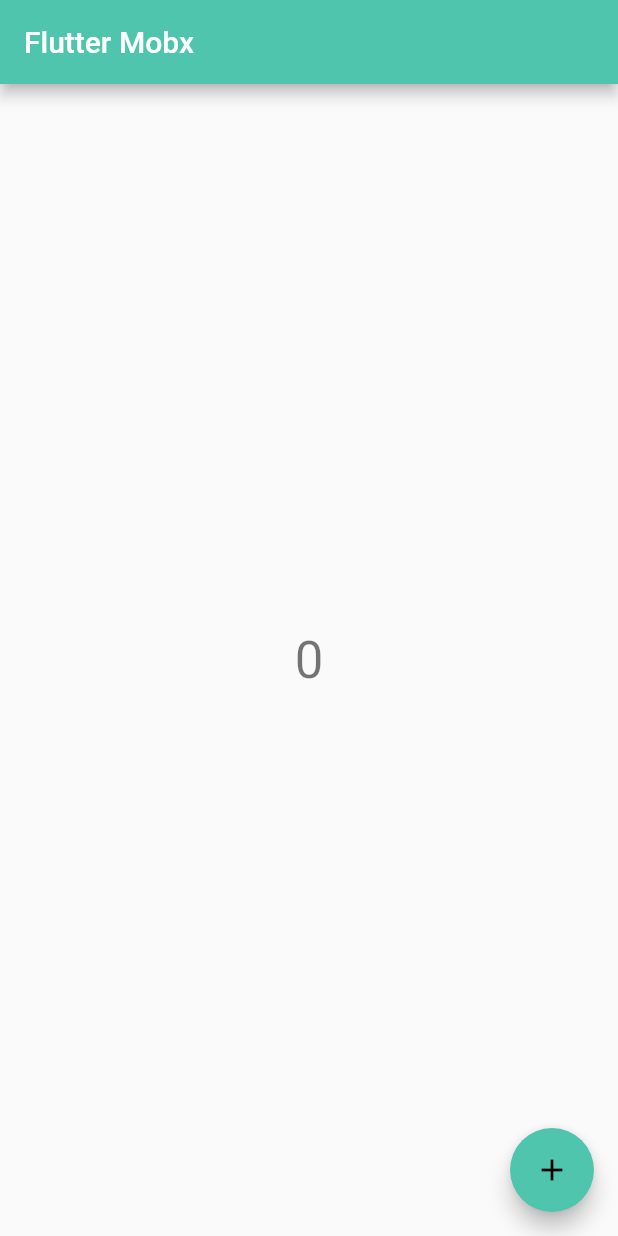
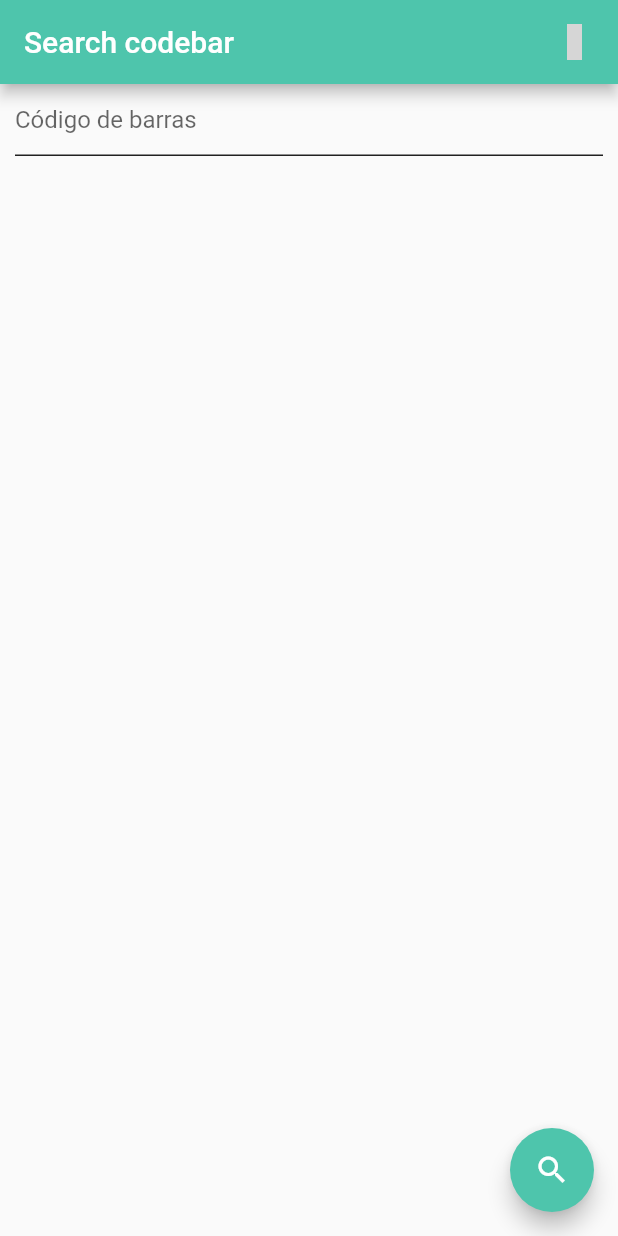
Before and after one commit to weldonsouza/flutter_app_search, a Flutter app: the screen it shows after launch, on a phone screen of 412 x 824 dp. Run offline on Flutter 3.47's test engine with Material 2 defaults, Android fonts, the phone set to English and light mode, and no system bars; our stand-ins replace flutter_mobx, material_design_icons_flutter, mobx; missing offline and left inert: barcode_scan; generated files the repository leaves out were written again; grey boxes are pictures that could not be loaded.

```diff
--- a/lib/home.dart
+++ b/lib/home.dart
@@ -1,8 +1,14 @@
+import 'dart:convert';
+
 import 'package:flutter/material.dart';
 import 'package:flutter_app_search/globals.dart';
 import 'package:flutter_mobx/flutter_mobx.dart';
+import 'package:flutter/services.dart';
+import 'package:barcode_scan/barcode_scan.dart';
+import 'package:material_design_icons_flutter/material_design_icons_flutter.dart';
 
 import 'controller.dart';
+import 'package:http/http.dart' as http;
 
 class Home extends StatefulWidget {
   @override
@@ -10,35 +16,168 @@ class Home extends StatefulWidget {
 }
 
 class _HomeState extends State<Home> {
+  List<dynamic> _dadosGet = [];
   final controller = Controller();
+
+  String result = "";
+
+  TextEditingController _textControllerProdut = TextEditingController();
+
+  Future _scanQR() async {
+    try {
+      String qrResult = await BarcodeScanner.scan();
+
+      result = _textControllerProdut.text = qrResult;
+
+      setState(() {
+        result = qrResult;
+      });
+    } on PlatformException catch (ex) {
+      if (ex.code == BarcodeScanner.CameraAccessDenied) {
+        setState(() {
+          result = "A permissão da câmera foi negada!";
+        });
+      } else {
+        setState(() {
+          result = "Erro desconhecido: $ex";
+        });
+      }
+    } on FormatException {
+      setState(() {
+        result = "Usuário cancelou!";
+      });
+    } catch (ex) {
+      setState(() {
+        result = "Erro desconhecido: $ex";
+      });
+    }
+    returnSearch();
+  }
+
+  returnSearch() async {
+    result = _textControllerProdut.text.toString();
+
+    getCodebar(result);
+    //_textControllerProdut.text = '';
+  }
 
   @override
   Widget build(BuildContext context) {
     return Scaffold(
       appBar: AppBar(
-        title: Text('Flutter Mobx'),
+        title: Text('Search codebar'),
         backgroundColor: colorGreenDark,
+        actions: <Widget>[
+          IconButton(
+            icon: Icon(MdiIcons.barcodeScan, color: Colors.white),
+            onPressed: _scanQR,
+          ),
+          Padding(padding: EdgeInsets.only(right: 5)),
+        ],
       ),
-      body: Center(
-        child: Column(
-          mainAxisAlignment: MainAxisAlignment.center,
-          children: <Widget>[
-            Observer(builder: (_){
-              return Text(
-                '${controller.counter}',
-                style: Theme.of(context).textTheme.display1,
-              );
-            })
-          ],
-        ),
+      body: Column(
+        mainAxisAlignment: MainAxisAlignment.start,
+        children: <Widget>[
+          /*Observer(builder: (_){
+            return Text(
+              '${controller.counter}',
+              style: Theme.of(context).textTheme.display1,
+            );
+          }),*/
+          Container(
+            padding: EdgeInsets.symmetric(horizontal: 10),
+            child: TextFormField(
+              controller: _textControllerProdut,
+              autofocus: false,
+              cursorColor: Colors.black87,
+              style: TextStyle(color: Colors.black87),
+              decoration: InputDecoration(
+                hintText: 'Código de barras',
+                /*suffixIcon: IconButton(
+                    icon: Icon(
+                      Icons.search,
+                      color: Colors.black87,
+                    ),
+                    onPressed: returnSearch
+                ),*/
+                focusedBorder: UnderlineInputBorder(borderSide: BorderSide(color: Colors.black87)),
+                disabledBorder: UnderlineInputBorder(borderSide: BorderSide(color: Colors.black87)),
+                enabledBorder: UnderlineInputBorder(borderSide: BorderSide(color: Colors.black87)),
+              ),
+            ),
+          ),
+          Padding(padding: EdgeInsets.only(bottom: 10)),
+          Container(
+            padding: EdgeInsets.symmetric(horizontal: 6),
+            child: Column(
+              children: returnCards(),
+            ),
+          ),
+        ],
       ),
       floatingActionButton: FloatingActionButton(
         onPressed: (){
-          controller.increment();
+          getCodebar('');
         },
-        tooltip: 'Increment',
-        child: Icon(Icons.add),
+        tooltip: 'Consulta',
+        child: IconButton(
+            icon: Icon(Icons.search, color: Colors.white),
+            onPressed: returnSearch
+        ),
       ),
     );
   }
+
+  returnCards(){
+    List<Widget> list = [];
+
+    for(int i = 0; i < _dadosGet.length; i++){
+      if(_dadosGet[i]['id'] != '') {
+        list.add(
+            Card(
+              child: Column(
+                mainAxisSize: MainAxisSize.min,
+                children: <Widget>[
+                  ListTile(
+                    //title: Text('${_dadosGet[i]['descricao']}'),
+                    title: Text('${_dadosGet[i]['id']} - ${_dadosGet[i]['descricao']}'),
+                    subtitle: Column(
+                      crossAxisAlignment: CrossAxisAlignment.start,
+                      children: <Widget>[
+                        Text('Cod.: ${_dadosGet[i]['codbar']}'),
+                        Text('R\$: ${_dadosGet[i]['valor']}'),
+                      ],
+                    ),
+                  ),
+                ],
+              ),
+            )
+        );
+      } else {
+        list.add(Container());
+      }
+    }
+
+    return list;
+  }
+
+  Future getCodebar(codbar) async {
+    final response = await http.get('$url_api?codbar=$codbar');
+    print('$url_api?codbar=$codbar');
+
+    if (response.statusCode == 200) {
+      if (response.body != "null") {
+        _dadosGet = json.decode(response.body);
+
+        setState(() {});
+
+        return _dadosGet;
+      } else {
+        return null;
+      }
+    } else {
+      // If that call was not successful, throw an error.
+      throw Exception('Failed to load post');
+    }
+  }
 }
--- a/pubspec.yaml
+++ b/pubspec.yaml
@@ -13,6 +13,9 @@ dependencies:
   mobx:
   barcode_scan: ^1.0.0
   flutter_mobx:
+  provider:
+  http: ^0.12.0+2
+  material_design_icons_flutter: ^3.4.4795
 
 dev_dependencies:
   mobx_codegen:
```
Also changed, not shown: pubspec.lock.
